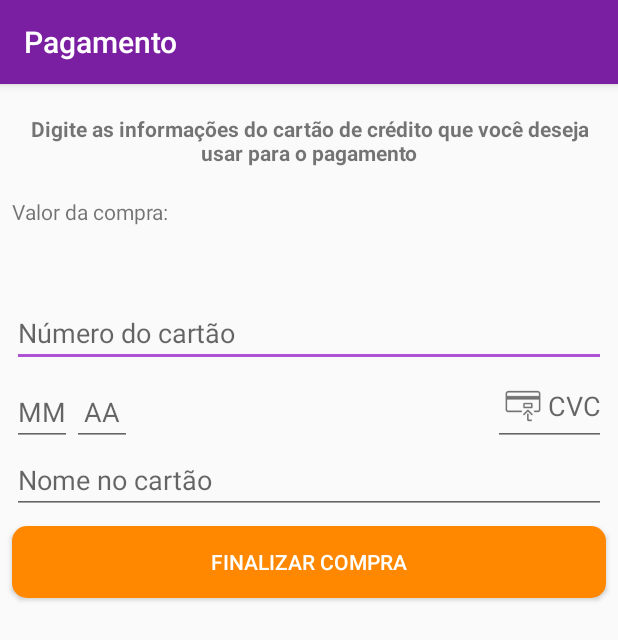
After one commit to Matheuzs/AppMyTravel, an Android app: the PagamentoActivity screen opened directly, with no data from a screen before it, on a phone screen of 412 x 824 dp. The commit adds this screen. Shown: the top 640 px of the screen. Run offline under Robolectric (Android 15) with nearby library versions, the phone set to English and light mode, and no system bars.

Commit message:
Refatoração do código e tela de Resumo da Compra

```diff
--- a/app/src/main/AndroidManifest.xml
+++ b/app/src/main/AndroidManifest.xml
@@ -9,7 +9,8 @@
         android:roundIcon="@mipmap/ic_launcher_round"
         android:supportsRtl="true"
         android:theme="@style/AppTheme">
-        <activity android:name=".ui.activity.PagamentoActivity"></activity>
+        <activity android:name=".ui.activity.ResumoCompraActivity"></activity>
+        <activity android:name=".ui.activity.PagamentoActivity" />
         <activity android:name=".ui.activity.ResumoPacoteActivity" />
         <activity android:name=".ui.activity.ListaPacotesActivity">
             <intent-filter>
--- a/app/src/main/java/br/com/example/mytravel/model/Pacote.java
+++ b/app/src/main/java/br/com/example/mytravel/model/Pacote.java
@@ -1,8 +1,9 @@
 package br.com.example.mytravel.model;
 
+import java.io.Serializable;
 import java.math.BigDecimal;
 
-public class Pacote {
+public class Pacote implements Serializable {
 
     private final String local;
     private final String imagem;
--- /dev/null
+++ b/app/src/main/java/br/com/example/mytravel/ui/activity/PacoteActivityConstantes.java
@@ -0,0 +1,5 @@
+package br.com.example.mytravel.ui.activity;
+
+public interface PacoteActivityConstantes {
+    String CHAVE_PACOTE = "pacote";
+}
--- /dev/null
+++ b/app/src/main/java/br/com/example/mytravel/ui/activity/PagamentoActivity.java
@@ -0,0 +1,59 @@
+package br.com.example.mytravel.ui.activity;
+
+import android.content.Intent;
+import android.os.Bundle;
+import android.view.View;
+import android.widget.Button;
+import android.widget.TextView;
+
+import androidx.appcompat.app.AppCompatActivity;
+
+import br.com.example.mytravel.R;
+import br.com.example.mytravel.model.Pacote;
+import br.com.example.mytravel.util.MoedaUtil;
+
+import static br.com.example.mytravel.ui.activity.PacoteActivityConstantes.CHAVE_PACOTE;
+
+public class PagamentoActivity extends AppCompatActivity {
+
+    public static final String TITLE_APPBAR = "Pagamento";
+
+    @Override
+    protected void onCreate(Bundle savedInstanceState) {
+        super.onCreate(savedInstanceState);
+        setContentView(R.layout.activity_pagamento);
+        setTitle(TITLE_APPBAR);
+        carregaPacoteRecebido();
+    }
+
+    private void carregaPacoteRecebido() {
+        if (getIntent().hasExtra(CHAVE_PACOTE)) {
+            final Pacote pacote = (Pacote) getIntent().getSerializableExtra(CHAVE_PACOTE);
+            mostraPreco(pacote);
+            Button botaoFinalizaCompra = findViewById(R.id.pagamento_botao_finaliza_compra);
+            configuraBotaoFinalizaCompra(pacote, botaoFinalizaCompra);
+
+        }
+    }
+
+    private void configuraBotaoFinalizaCompra(final Pacote pacote, Button botaoFinalizaCompra) {
+        botaoFinalizaCompra.setOnClickListener(new View.OnClickListener() {
+            @Override
+            public void onClick(View v) {
+                vaiParaResumoCompraActivity(pacote);
+            }
+        });
+    }
+
+    private void vaiParaResumoCompraActivity(Pacote pacote) {
+        Intent intent = new Intent(PagamentoActivity.this, ResumoCompraActivity.class);
+        intent.putExtra(CHAVE_PACOTE, pacote);
+        startActivity(intent);
+    }
+
+    private void mostraPreco(Pacote pacote) {
+        TextView precoView = findViewById(R.id.pagamento_preco);
+        String valor = MoedaUtil.formataParaMoedaBrasileira(pacote.getPreco());
+        precoView.setText(valor);
+    }
+}
--- /dev/null
+++ b/app/src/main/res/layout/activity_pagamento.xml
@@ -0,0 +1,119 @@
+<?xml version="1.0" encoding="utf-8"?>
+<androidx.constraintlayout.widget.ConstraintLayout xmlns:android="http://schemas.android.com/apk/res/android"
+    xmlns:app="http://schemas.android.com/apk/res-auto"
+    xmlns:tools="http://schemas.android.com/tools"
+    android:layout_width="match_parent"
+    android:layout_height="match_parent">
+
+    <TextView
+        android:id="@+id/pagamento_orientacao"
+        android:layout_width="0dp"
+        android:layout_height="wrap_content"
+        android:layout_margin="20dp"
+        android:text="@string/pagamento_orientacao"
+        android:textAlignment="center"
+        android:textSize="14sp"
+        android:textStyle="bold"
+        app:layout_constraintEnd_toEndOf="parent"
+        app:layout_constraintStart_toStartOf="parent"
+        app:layout_constraintTop_toTopOf="parent" />
+
+    <TextView
+        android:id="@+id/pagamento_texto_valor_da_compra"
+        android:layout_width="wrap_content"
+        android:layout_height="wrap_content"
+        android:layout_marginStart="8dp"
+        android:layout_marginTop="20dp"
+        android:layout_marginEnd="8dp"
+        android:text="@string/pagamento_valor_da_compra"
+        android:textSize="14sp"
+        app:layout_constraintStart_toStartOf="parent"
+        app:layout_constraintTop_toBottomOf="@+id/pagamento_orientacao" />
+
+    <TextView
+        android:id="@+id/pagamento_preco"
+        android:layout_width="wrap_content"
+        android:layout_height="wrap_content"
+        android:layout_marginTop="8dp"
+        android:textColor="@android:color/holo_green_light"
+        android:textSize="24sp"
+        app:layout_constraintStart_toStartOf="@+id/pagamento_texto_valor_da_compra"
+        app:layout_constraintTop_toBottomOf="@+id/pagamento_texto_valor_da_compra"
+        tools:text="R$ 421,50" />
+
+    <EditText
+        android:id="@+id/pagamento_numero_cartao"
+        android:layout_width="0dp"
+        android:layout_height="wrap_content"
+        android:layout_margin="8dp"
+        android:hint="@string/numero_do_cartao"
+        android:inputType="number"
+        android:maxLength="12"
+        app:layout_constraintEnd_toEndOf="parent"
+        app:layout_constraintStart_toStartOf="parent"
+        app:layout_constraintTop_toBottomOf="@+id/pagamento_preco"
+        android:importantForAutofill="no" tools:targetApi="o" />
+
+    <EditText
+        android:id="@+id/pagamento_mes_cartao"
+        android:layout_width="40dp"
+        android:layout_height="wrap_content"
+        android:hint="@string/mes_cartao"
+        android:inputType="number"
+        android:maxLength="2"
+        android:textAlignment="center"
+        app:layout_constraintBottom_toBottomOf="@+id/pagamento_cvc_cartao"
+        app:layout_constraintStart_toStartOf="@+id/pagamento_numero_cartao"
+        android:importantForAutofill="no" tools:targetApi="o" />
+
+    <EditText
+        android:id="@+id/pagamento_ano_cartao"
+        android:layout_width="40dp"
+        android:layout_height="wrap_content"
+        android:hint="@string/ano_cartao"
+        android:inputType="number"
+        android:maxLength="2"
+        android:textAlignment="center"
+        app:layout_constraintBottom_toBottomOf="@+id/pagamento_cvc_cartao"
+        app:layout_constraintStart_toEndOf="@+id/pagamento_mes_cartao"
+        android:importantForAutofill="no" tools:targetApi="o" />
+
+    <EditText
+        android:id="@+id/pagamento_cvc_cartao"
+        android:layout_width="wrap_content"
+        android:layout_height="wrap_content"
+        android:drawableStart="@drawable/ic_cvc_cartao_de_credito"
+        android:drawableLeft="@drawable/ic_cvc_cartao_de_credito"
+        android:hint="@string/pagamento_cvc"
+        android:inputType="number"
+        android:maxLength="3"
+        android:textAlignment="center"
+        app:layout_constraintEnd_toEndOf="@+id/pagamento_numero_cartao"
+        app:layout_constraintTop_toBottomOf="@+id/pagamento_numero_cartao"
+        android:importantForAutofill="no" tools:targetApi="o" />
+
+    <EditText
+        android:id="@+id/pagamento_nome_no_cartao"
+        android:layout_width="0dp"
+        android:layout_height="wrap_content"
+        android:digits="@string/mascara_nome_no_cartao"
+        android:hint="@string/pagamento_nome_no_cartao"
+        android:inputType="text"
+        app:layout_constraintEnd_toEndOf="@+id/pagamento_cvc_cartao"
+        app:layout_constraintStart_toStartOf="@+id/pagamento_mes_cartao"
+        app:layout_constraintTop_toBottomOf="@+id/pagamento_cvc_cartao"
+        android:importantForAutofill="no" tools:targetApi="o" />
+
+    <Button
+        android:id="@+id/pagamento_botao_finaliza_compra"
+        android:layout_width="0dp"
+        android:layout_height="wrap_content"
+        android:layout_marginTop="8dp"
+        android:background="@drawable/botao_arredondado_laranja"
+        android:text="@string/botao_finalizar_compra"
+        android:textAlignment="center"
+        android:textColor="@android:color/white"
+        app:layout_constraintEnd_toEndOf="@+id/pagamento_nome_no_cartao"
+        app:layout_constraintStart_toStartOf="@+id/pagamento_nome_no_cartao"
+        app:layout_constraintTop_toBottomOf="@id/pagamento_nome_no_cartao" />
+</androidx.constraintlayout.widget.ConstraintLayout>
--- a/app/src/main/res/values/strings.xml
+++ b/app/src/main/res/values/strings.xml
@@ -14,4 +14,9 @@
     <string name="pagamento_valor_da_compra">Valor da compra:</string>
     <string name="pagamento_cvc">CVC</string>
     <string name="pagamento_nome_no_cartao">Nome no cartão</string>
+    <string name="parabens_banner_resumo">Parabens!</string>
+    <string name="compra_realizada_com_sucesso">Compra realizada com sucesso :)</string>
+    <string name="confira_o_resumo_da_compra">Confira o resumo da compra:</string>
+    <string name="banner_inicial">Banner Inicial</string>
+    <string name="imagem_do_banner">Imagem do Banner</string>
 </resources>
```
Also changed, not shown: app/src/main/java/br/com/example/mytravel/ui/activity/ListaPacotesActivity.java (+18 -4 lines), app/src/main/java/br/com/example/mytravel/ui/activity/ResumoCompraActivity.java (added, +66 -0 lines), app/src/main/java/br/com/example/mytravel/ui/activity/ResumoPacoteActivity.java (+30 -10 lines), app/src/main/res/layout/activity_resumo_compra.xml (added, +103 -0 lines), app/src/main/res/drawable-hdpi/ic_cvc_cartao_de_credito.png (added), app/src/main/res/drawable-mdpi/ic_cvc_cartao_de_credito.png (added), app/src/main/res/drawable-xhdpi/ic_cvc_cartao_de_credito.png (added), app/src/main/res/drawable-xxhdpi/ic_cvc_cartao_de_credito.png (added), app/src/main/res/drawable-xxxhdpi/ic_cvc_cartao_de_credito.png (added).
